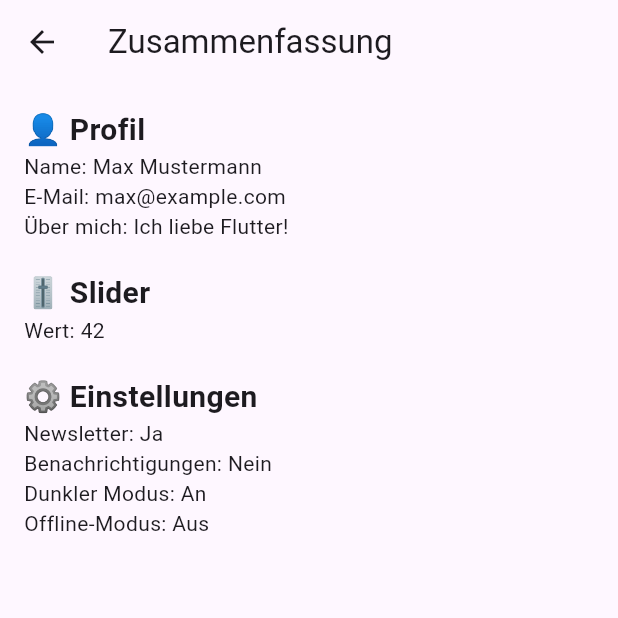
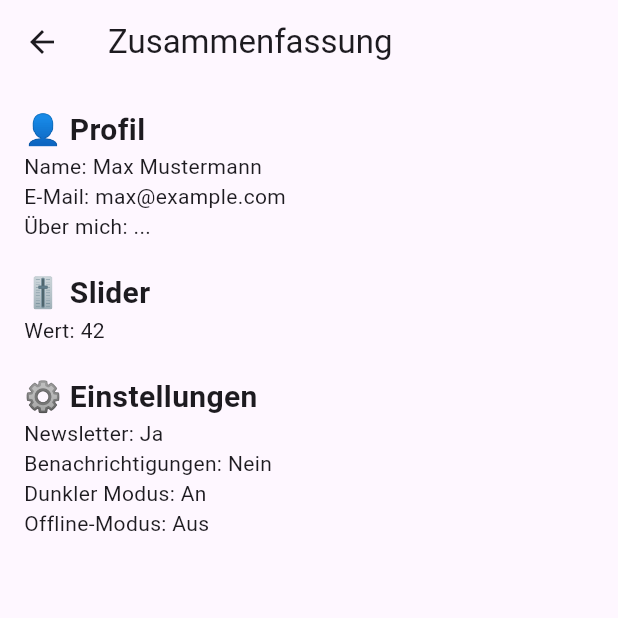
Before and after one commit to Hascher16/portfolio_5567122, a Flutter app: the screen it shows after launch, after a tap on "Zur Zusammenfassung", on a phone screen of 412 x 824 dp, the top half of it. Run offline on Flutter 3.47's test engine with Material 3 defaults, Android fonts, the phone set to English and light mode, and no system bars.

Commit message:
Update home_page.dart Settings 2

```diff
--- a/lib/pages/home_page.dart
+++ b/lib/pages/home_page.dart
@@ -65,7 +65,7 @@ class HomePage extends StatelessWidget {
                       builder: (context) => SummaryPage(
                         name: 'Max Mustermann',
                         email: 'max@example.com',
-                        about: 'Ich liebe Flutter!',
+                        about: '...',
                         sliderValue: 42,
                         newsletter: true,
                         notifications: false,
```
